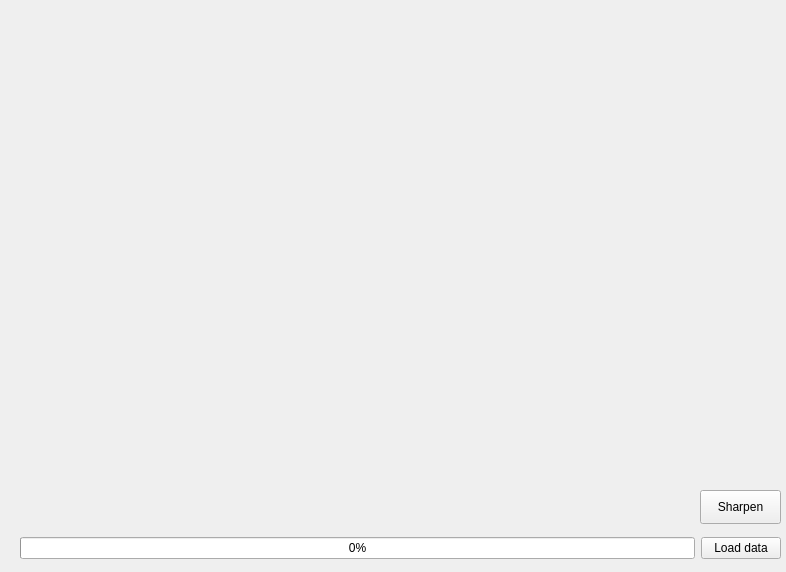
BasilFinn/planetStacker, file src/ui/widget.ui: the form before one commit.
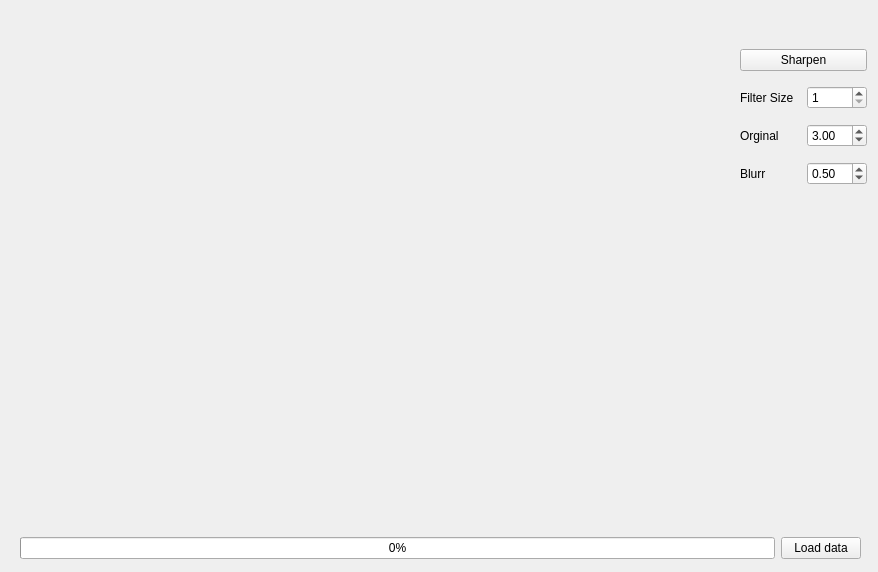
The form after the commit.

Patch:
```diff
--- a/src/ui/widget.ui
+++ b/src/ui/widget.ui
@@ -6,7 +6,7 @@
    <rect>
     <x>0</x>
     <y>0</y>
-    <width>786</width>
+    <width>878</width>
     <height>572</height>
    </rect>
   </property>
@@ -16,9 +16,9 @@
   <widget class="QLabel" name="label_image">
    <property name="geometry">
     <rect>
-     <x>30</x>
-     <y>20</y>
-     <width>651</width>
+     <x>10</x>
+     <y>10</y>
+     <width>671</width>
      <height>501</height>
     </rect>
    </property>
@@ -37,7 +37,7 @@
     <rect>
      <x>20</x>
      <y>530</y>
-     <width>761</width>
+     <width>841</width>
      <height>36</height>
     </rect>
    </property>
@@ -58,18 +58,84 @@
     </item>
    </layout>
   </widget>
-  <widget class="QPushButton" name="pushButton_sharpen">
+  <widget class="QWidget" name="">
    <property name="geometry">
     <rect>
-     <x>700</x>
-     <y>490</y>
-     <width>81</width>
-     <height>34</height>
+     <x>740</x>
+     <y>40</y>
+     <width>127</width>
+     <height>156</height>
     </rect>
    </property>
-   <property name="text">
-    <string>Sharpen</string>
-   </property>
+   <layout class="QVBoxLayout" name="verticalLayout">
+    <item>
+     <widget class="QPushButton" name="pushButton_sharpen">
+      <property name="text">
+       <string>Sharpen</string>
+      </property>
+     </widget>
+    </item>
+    <item>
+     <layout class="QHBoxLayout" name="horizontalLayout_2">
+      <item>
+       <widget class="QLabel" name="label">
+        <property name="text">
+         <string>Filter Size</string>
+        </property>
+       </widget>
+      </item>
+      <item>
+       <widget class="QSpinBox" name="spinBox_gauss">
+        <property name="minimum">
+         <number>1</number>
+        </property>
+       </widget>
+      </item>
+     </layout>
+    </item>
+    <item>
+     <layout class="QHBoxLayout" name="horizontalLayout_3">
+      <item>
+       <widget class="QLabel" name="label_2">
+        <property name="text">
+         <string>Orginal</string>
+        </property>
+       </widget>
+      </item>
+      <item>
+       <widget class="QDoubleSpinBox" name="doubleSpinBox_weightOrg">
+        <property name="prefix">
+         <string/>
+        </property>
+        <property name="minimum">
+         <double>0.000000000000000</double>
+        </property>
+        <property name="value">
+         <double>3.000000000000000</double>
+        </property>
+       </widget>
+      </item>
+     </layout>
+    </item>
+    <item>
+     <layout class="QHBoxLayout" name="horizontalLayout_4">
+      <item>
+       <widget class="QLabel" name="label_3">
+        <property name="text">
+         <string>Blurr</string>
+        </property>
+       </widget>
+      </item>
+      <item>
+       <widget class="QDoubleSpinBox" name="doubleSpinBox_weightBlurr">
+        <property name="value">
+         <double>0.500000000000000</double>
+        </property>
+       </widget>
+      </item>
+     </layout>
+    </item>
+   </layout>
   </widget>
  </widget>
  <resources/>
```
